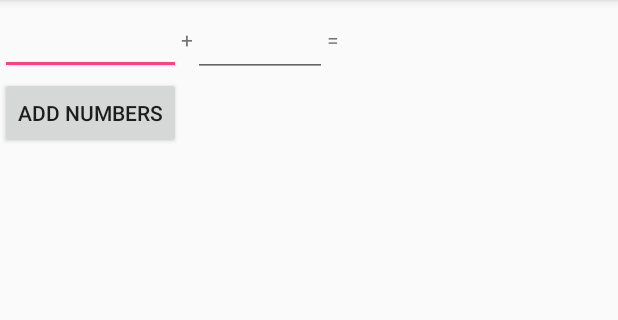
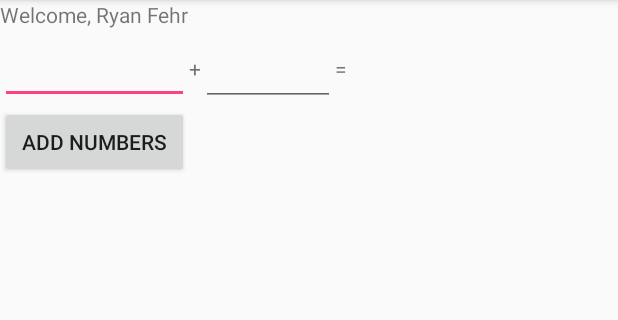
Before and after one commit to RyanFehr/CSCI-A290_Android_Development, an Android app: the screen it shows after launch (MainActivity), on a phone screen of 412 x 824 dp, the part 84-404 px from its top. Run offline under Robolectric (Android 15) with nearby library versions, the light colour scheme and no system bars.

Commit message:
Added textview at top of main activity with my name to match app requirements

```diff
--- a/Week-1/AndroidDevClass2Application/app/src/main/res/layout/activity_main.xml
+++ b/Week-1/AndroidDevClass2Application/app/src/main/res/layout/activity_main.xml
@@ -13,6 +13,19 @@
         android:layout_height="495dp"
         tools:layout_editor_absoluteY="8dp"
         tools:layout_editor_absoluteX="8dp">
+
+        <TableRow
+            android:layout_width="match_parent"
+            android:layout_height="match_parent"
+            tools:layout_editor_absoluteX="8dp"
+            tools:layout_editor_absoluteY="8dp">
+
+            <TextView
+                android:id="@+id/welcomeMessageTextView"
+                android:layout_width="wrap_content"
+                android:layout_height="wrap_content"
+                android:text="Welcome, Ryan Fehr" />
+        </TableRow>
 
         <TableRow
             android:layout_width="match_parent"
@@ -79,10 +92,6 @@
 
         <TableRow
             android:layout_width="match_parent"
-            android:layout_height="match_parent" />
-
-        <TableRow
-            android:layout_width="match_parent"
             android:layout_height="match_parent" >
 
         </TableRow>
```
